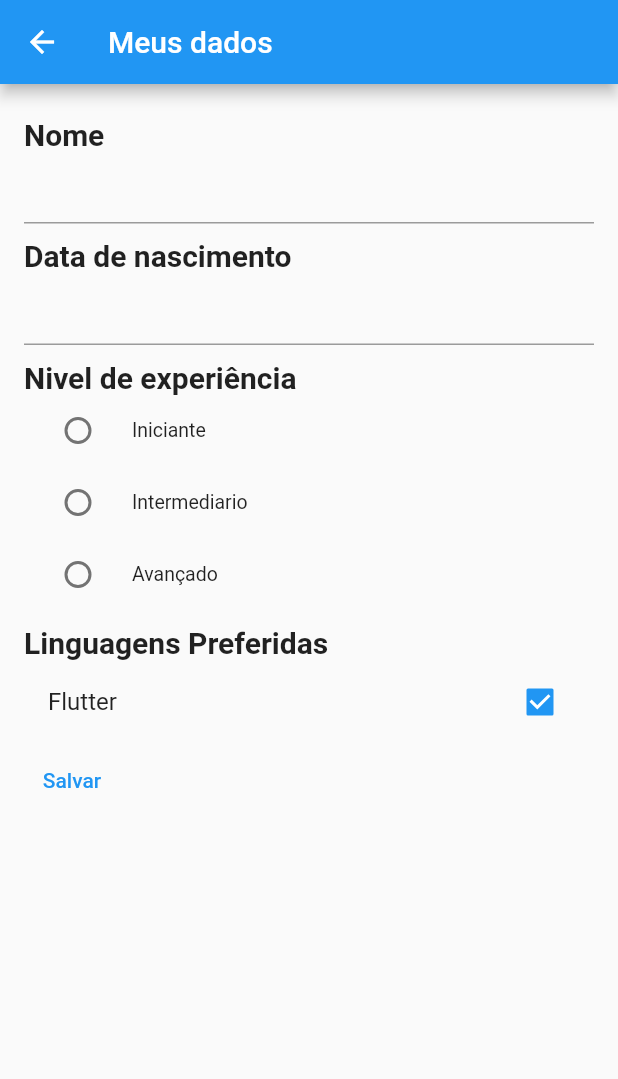
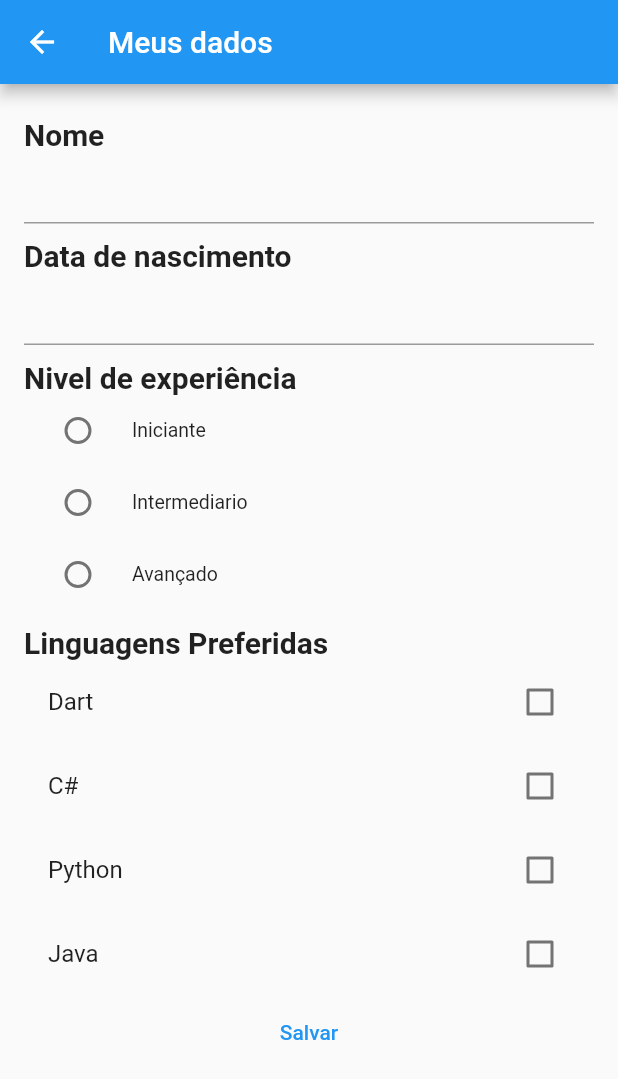
Before and after one commit to devfelpSs/testapps, a Flutter app: the DadosCadastraisPage screen opened directly, on a phone screen of 412 x 824 dp. Shown: the top 1079 px of the screen. Run offline on Flutter 3.47's test engine with Material 2 defaults, Android fonts, the phone set to English and light mode, and no system bars; our stand-ins replace google_fonts; network calls fail.

```diff
--- a/lib/pages/dados_cadastrais.dart
+++ b/lib/pages/dados_cadastrais.dart
@@ -1,5 +1,6 @@
 
 import 'package:flutter/material.dart';
+import 'package:testapp/repositories/linguagens_repository.dart';
 import 'package:testapp/repositories/nivel_repository.dart';
 import 'package:testapp/shared/widgets/text_label.dart';
 
@@ -17,12 +18,15 @@ class _DadosCadastraisPageState extends State<DadosCadastraisPage> {
   var dataNascimentoController = TextEditingController(text: "");
   DateTime? dataNascimento;
   var nivelRepository = NivelRepository();
+  var linguagensRepoistory = LinguagensRepository();
   var niveis = [];
+  var linguagens = [];
   var nivelSelecionado = "";
 
 @override void initState() {
     // TODO: implement initState
     niveis = nivelRepository.retornaNiveis();
+    linguagens = linguagensRepoistory.retornaLinguagens();
     super.initState();
   }
 
@@ -32,8 +36,7 @@ class _DadosCadastraisPageState extends State<DadosCadastraisPage> {
       appBar: AppBar(title: const Text("Meus dados"),),
       body: Padding(
         padding: const EdgeInsets.symmetric(vertical: 12, horizontal: 16),
-        child: Column(
-          crossAxisAlignment: CrossAxisAlignment.start,
+        child: ListView(
           children: [
             const TextLabel(texto: "Nome"),
             TextField(
@@ -75,12 +78,13 @@ class _DadosCadastraisPageState extends State<DadosCadastraisPage> {
             .toList(),),
 
           const TextLabel(texto: "Linguagens Preferidas"),
-          CheckboxListTile(
-            title: Text("Flutter"),
-            value: true, onChanged: (value){
 
-          }),
-
+          Column(children:
+          linguagens.map((e) => CheckboxListTile(
+            title: Text(e),
+            value: false,
+            onChanged: (value){})).toList()
+          ,),
 
           TextButton(
             onPressed: () {
```
